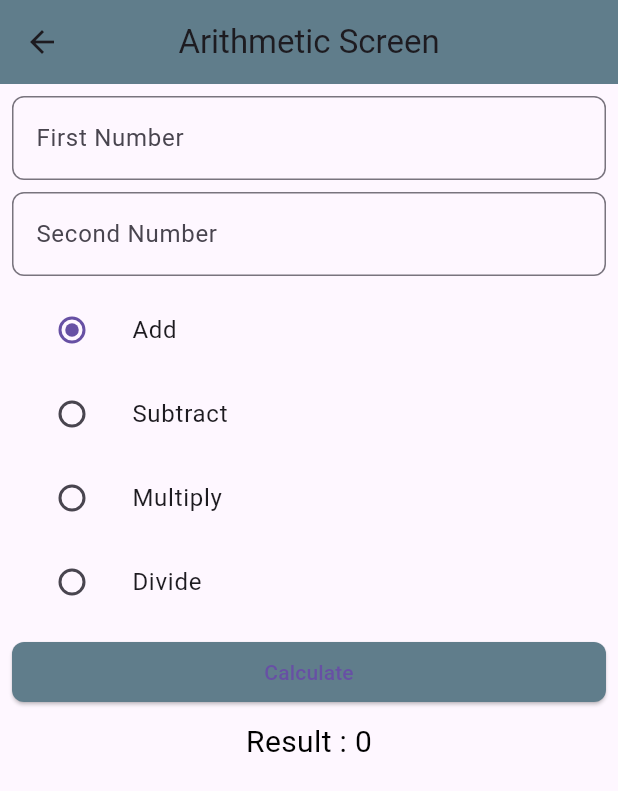
After one commit to abhidhakal/FlutterClass, a Flutter app: the ArithmeticScreenState screen opened directly, on a phone screen of 412 x 824 dp. The commit adds this screen. Shown: the top 791 px of the screen. Run offline on Flutter 3.47's test engine with Material 3 defaults, Android fonts, the phone set to English and light mode, and no system bars.

Commit message:
new commit

```diff
--- a/lib/app.dart
+++ b/lib/app.dart
@@ -1,4 +1,4 @@
-import 'package:first_program/view/layout_view.dart';
+import 'package:first_program/view/flexible_expanded_view.dart';
 import 'package:flutter/material.dart';
 
 class App extends StatelessWidget {
@@ -6,6 +6,6 @@ class App extends StatelessWidget {
 
   @override
   Widget build(BuildContext context) {
-    return MaterialApp(home: LayoutView());
+    return MaterialApp(home: FlexibleExpandedView());
   }
 }
--- /dev/null
+++ b/lib/model/arithmetic_model.dart
@@ -0,0 +1,25 @@
+class ArithmeticModel {
+  final int first;
+  final int second;
+
+  ArithmeticModel({required this.first, required this.second});
+
+  int add(){
+    return first + second;
+  }
+
+  int subtract(){
+    return first - second;
+  }
+
+  int multiply(){
+    return first * second;
+  }
+
+  double divide(){
+    if (second == 0) {
+      throw Exception('Division by zero');
+    }
+    return first / second;
+  }
+}
--- /dev/null
+++ b/lib/view/arithmetic_screen_state.dart
@@ -0,0 +1,169 @@
+import 'package:first_program/model/arithmetic_model.dart';
+import 'package:flutter/material.dart';
+
+class ArithmeticScreenState extends StatefulWidget {
+  const ArithmeticScreenState({super.key});
+
+  @override
+  State<ArithmeticScreenState> createState() => _ArithmeticScreenStateState();
+}
+
+class _ArithmeticScreenStateState extends State<ArithmeticScreenState> {
+  late ArithmeticModel arithmeticModel;
+  final _globalKey = GlobalKey<FormState>();
+
+  final firstController = TextEditingController();
+  final secondController = TextEditingController();
+
+  String? groupValue = 'add'; // Default to a valid option
+  int result = 0;
+
+  void calculate() {
+    arithmeticModel = ArithmeticModel(
+      first: int.parse(firstController.text),
+      second: int.parse(secondController.text),
+    );
+
+    setState(() {
+      if (groupValue == "add") {
+        result = arithmeticModel.add();
+      } else if (groupValue == "subtract") {
+        result = arithmeticModel.subtract();
+      } else if (groupValue == "multiply") {
+        result = arithmeticModel.multiply();
+      } else if (groupValue == "divide") {
+        result = arithmeticModel.divide().toInt();
+      }
+    });
+  }
+
+  @override
+  Widget build(BuildContext context) {
+    return Scaffold(
+      appBar: AppBar(
+        title: const Text("Arithmetic Screen"),
+        centerTitle: true,
+        backgroundColor: Colors.blueGrey,
+      ),
+      body: Padding(
+        padding: const EdgeInsets.all(8.0),
+        child: Form(
+          key: _globalKey,
+          child: SingleChildScrollView(
+            child: Column(
+              children: [
+                TextFormField(
+                  decoration: InputDecoration(
+                    labelText: 'First Number',
+                    border: OutlineInputBorder(
+                      borderRadius: BorderRadius.circular(8),
+                      borderSide: const BorderSide(color: Colors.blueGrey, width: 2),
+                    ),
+                  ),
+                  keyboardType: TextInputType.number,
+                  controller: firstController,
+                  validator: (value) {
+                    if (value == null || value.isEmpty) {
+                      return "Please enter a number";
+                    }
+                    return null;
+                  },
+                ),
+                const SizedBox(height: 8),
+                TextFormField(
+                  decoration: InputDecoration(
+                    labelText: 'Second Number',
+                    border: OutlineInputBorder(
+                      borderRadius: BorderRadius.circular(8),
+                      borderSide: const BorderSide(color: Colors.blueGrey, width: 2),
+                    ),
+                  ),
+                  keyboardType: TextInputType.number,
+                  controller: secondController,
+                  validator: (value) {
+                    if (value == null || value.isEmpty) {
+                      return "Please enter a number";
+                    }
+                    return null;
+                  },
+                ),
+                const SizedBox(height: 8),
+                ListTile(
+                  title: const Text('Add'),
+                  leading: Radio(
+                    value: 'add',
+                    groupValue: groupValue,
+                    onChanged: (value) {
+                      setState(() {
+                        groupValue = value!;
+                      });
+                    },
+                  ),
+                ),
+                ListTile(
+                  title: const Text('Subtract'),
+                  leading: Radio(
+                    value: 'subtract',
+                    groupValue: groupValue,
+                    onChanged: (value) {
+                      setState(() {
+                        groupValue = value!;
+                      });
+                    },
+                  ),
+                ),
+                ListTile(
+                  title: const Text('Multiply'),
+                  leading: Radio(
+                    value: 'multiply',
+                    groupValue: groupValue,
+                    onChanged: (value) {
+                      setState(() {
+                        groupValue = value!;
+                      });
+                    },
+                  ),
+                ),
+                ListTile(
+                  title: const Text('Divide'),
+                  leading: Radio(
+                    value: 'divide',
+                    groupValue: groupValue,
+                    onChanged: (value) {
+                      setState(() {
+                        groupValue = value!;
+                      });
+                    },
+                  ),
+                ),
+                const SizedBox(height: 8),
+                SizedBox(
+                  width: double.infinity,
+                  child: ElevatedButton(
+                    style: ElevatedButton.styleFrom(
+                      backgroundColor: Colors.blueGrey,
+                      shape: RoundedRectangleBorder(
+                        borderRadius: BorderRadius.circular(8),
+                      ),
+                    ),
+                    onPressed: () {
+                      if (_globalKey.currentState!.validate()) {
+                        calculate();
+                      }
+                    },
+                    child: const Text("Calculate"),
+                  ),
+                ),
+                const SizedBox(height: 8),
+                Text(
+                  "Result : $result",
+                  style: const TextStyle(fontSize: 20, color: Colors.black),
+                ),
+              ],
+            ),
+          ),
+        ),
+      ),
+    );
+  }
+}
--- a/lib/view/layout_view.dart
+++ b/lib/view/layout_view.dart
@@ -26,7 +26,7 @@ class _LayoutViewState extends State<LayoutView> {
               children: const [
                 Icon(Icons.call, color: Colors.teal),
                 SizedBox(height: 8),
-                Text("CALL", style: TextStyle(color: Colors.red)),
+                Text("CALL", style: TextStyle(color: Colors.black)),
               ],
             ),
             Column(
@@ -34,7 +34,7 @@ class _LayoutViewState extends State<LayoutView> {
               children: const [
                 Icon(Icons.near_me, color: Colors.teal),
                 SizedBox(height: 8),
-                Text("ROUTE", style: TextStyle(color: Colors.red)),
+                Text("ROUTE", style: TextStyle(color: Colors.black)),
               ],
             ),
             Column(
@@ -42,7 +42,7 @@ class _LayoutViewState extends State<LayoutView> {
               children: const [
                 Icon(Icons.share, color: Colors.teal),
                 SizedBox(height: 8),
-                Text("SHARE", style: TextStyle(color: Colors.red)),
+                Text("SHARE", style: TextStyle(color: Colors.black)),
               ],
             ),
           ],
--- a/lib/view/simple_interest.dart
+++ b/lib/view/simple_interest.dart
@@ -45,6 +45,7 @@ class _SimpleInterestState extends State<SimpleInterest> {
                     if (value == null || value.isEmpty){
                       return "Please enter a number";
                     }
+                    return null;
                   },
               ),
               SizedBox(height: 8),
@@ -65,6 +66,7 @@ class _SimpleInterestState extends State<SimpleInterest> {
                     if (value == null || value.isEmpty){
                       return "Please enter a number";
                     }
+                    return null;
                   },
               ),
               SizedBox(height: 8),
@@ -85,6 +87,7 @@ class _SimpleInterestState extends State<SimpleInterest> {
                     if (value == null || value.isEmpty){
                       return "Please enter a number";
                     }
+                    return null;
                   },
               ),
               SizedBox(width:150,
--- a/pubspec.yaml
+++ b/pubspec.yaml
@@ -58,9 +58,9 @@ flutter:
   uses-material-design: true
 
   # To add assets to your application, add an assets section, like this:
-  # assets:
-  #   - images/a_dot_burr.jpeg
-  #   - images/a_dot_ham.jpeg
+  assets:
+    - assets/images/
+    - assets/logo/
 
   # An image asset can refer to one or more resolution-specific "variants", see
   # https://flutter.dev/to/resolution-aware-images
```
Also changed, not shown: lib/view/column_view.dart (added, +34 -0 lines), lib/view/column_view2.dart (added, +32 -0 lines), lib/view/container_view.dart (added, +41 -0 lines), lib/view/flexible_expanded_view.dart (added, +39 -0 lines), lib/view/list_tile_view.dart (added, +33 -0 lines), lib/view/load_image_view.dart (added, +33 -0 lines), assets/images/dark.png (added), assets/images/light.png (added).
